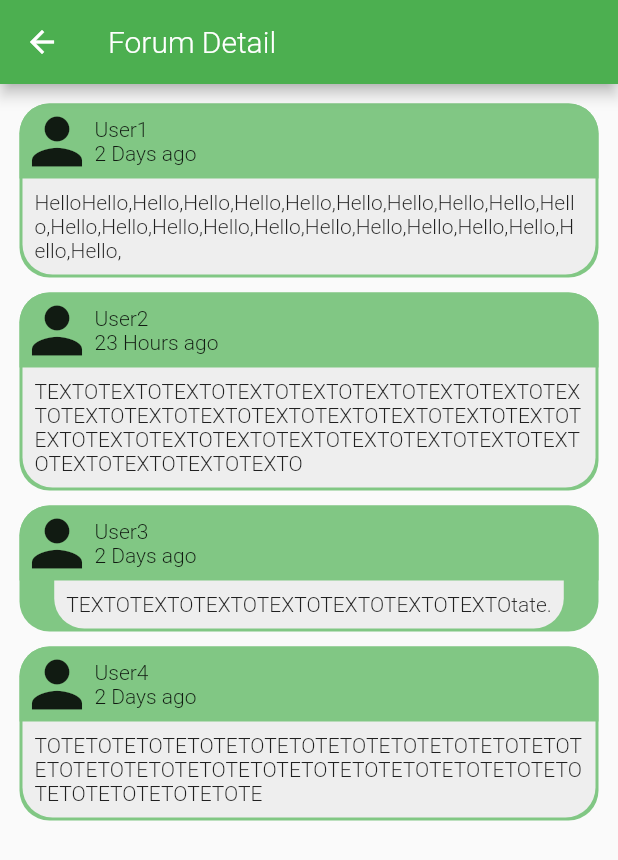
After one commit to TiagoRodrigues1/vets4pets, a Flutter app: the ForumDetailPage screen opened directly, on a phone screen of 412 x 824 dp. The commit adds this screen. Shown: the top 860 px of the screen. Run offline on Flutter 3.47's test engine with Material 2 defaults, Android fonts, the phone set to English and light mode, and no system bars; our stand-ins replace flutter_secure_storage, rxdart, select_form_field; accounts and stored records are empty.

Commit message:
Detailed forum

```diff
--- a/lib/screens/forum.dart
+++ b/lib/screens/forum.dart
@@ -1,4 +1,5 @@
 import 'package:flutter/material.dart';
+import 'package:hello_world/screens/forumdetail.dart';
 import 'colors.dart';
 
 class ForumPage extends StatefulWidget {
@@ -53,7 +54,6 @@ class _ForumPageState extends State<ForumPage> {
 
   @override
   Widget build(BuildContext context) {
-    print("kkkkkkkk");
     return Scaffold(
       appBar: new AppBar(
         centerTitle: false,
@@ -162,7 +162,12 @@ class EntryItem extends StatelessWidget {
           ,
         ),
 
-       // onTap: () {Navigator.pushNamed(context, '/forum/1');},
+        onTap: () {
+           Navigator.push(
+                    context,
+                    MaterialPageRoute(builder: (context) => ForumDetailPage()),
+                  );
+        },
       )
     );
   }
--- /dev/null
+++ b/lib/screens/forumdetail.dart
@@ -0,0 +1,196 @@
+import 'package:flutter/material.dart';
+import 'colors.dart';
+
+class ForumDetailPage extends StatefulWidget {
+  @override
+  _ForumDetailPageState createState() => new _ForumDetailPageState();
+}
+
+var ForumPostArr = [
+  new ForumPostEntry("User1", "2 Days ago", 0 , 0 , "HelloHello,Hello,Hello,Hello,Hello,Hello,Hello,Hello,Hello,Hello,Hello,Hello,Hello,Hello,Hello,Hello,Hello,Hello,Hello,Hello,Hello,Hello,"),
+  new ForumPostEntry("User2", "23 Hours ago", 1 , 0 , "TEXTOTEXTOTEXTOTEXTOTEXTOTEXTOTEXTOTEXTOTEXTOTEXTOTEXTOTEXTOTEXTOTEXTOTEXTOTEXTOTEXTOTEXTOTEXTOTEXTOTEXTOTEXTOTEXTOTEXTOTEXTOTEXTOTEXTOTEXTOTEXTOTEXTO"),
+  new ForumPostEntry("User3", "2 Days ago", 5 , 0 , "TEXTOTEXTOTEXTOTEXTOTEXTOTEXTOTEXTOtate."),
+  new ForumPostEntry("User4", "2 Days ago", 0 , 0 , "TOTETOTETOTETOTETOTETOTETOTETOTETOTETOTETOTETOTETOTETOTETOTETOTETOTETOTETOTETOTETOTETOTETOTETOTETOTETOTE"),
+];
+
+class _ForumDetailPageState extends State<ForumDetailPage> {
+  @override
+  Widget build(BuildContext context) {
+
+
+    return new Scaffold(
+      appBar: new AppBar(
+        title: new Text("Forum Detail"),
+      ),
+      body: new Column(
+        children: <Widget>[
+       // questionSection,
+
+
+
+          new Expanded(
+              child: new Padding(
+            padding: const EdgeInsets.only(bottom: 20.0),
+            child: responses,
+          ))
+        ],
+      ),
+    );
+  }
+}
+
+var questionSection = Container(
+      margin: const EdgeInsets.all(5.0),
+      decoration: new BoxDecoration(
+        color: Colors.green[300],
+        borderRadius: const BorderRadius.all(const Radius.circular(20.0)),
+      ),
+      child: new Column(
+        children: <Widget>[
+          new Container(
+            decoration: new BoxDecoration(
+              color: Colors.green[300],
+              borderRadius: const BorderRadius.only(
+                  topLeft: const Radius.circular(20.0),
+                  topRight: const Radius.circular(20.0)),
+            ),
+            child: new Row(
+              children: <Widget>[
+                new Icon(
+                  Icons.person,
+                  size: 50.0,
+                ),
+                new Expanded(
+                  child: new Column(
+                    crossAxisAlignment: CrossAxisAlignment.start,
+                    children: <Widget>[
+                      new Text(
+                        "TITULOTITULOTITULO"
+                      ),
+                      new Text(
+                        "horas"
+                      ),
+                    ],
+                  ),
+                ),
+
+              ],
+            ),
+          ),
+          new Container(
+            height: 100,
+            width: 400,
+            margin: const EdgeInsets.only(left: 2.0,right: 2.0,bottom: 2.0),
+            padding: const EdgeInsets.all(8.0),
+            decoration: new BoxDecoration(
+              color: Colors.grey[200],
+              borderRadius: const BorderRadius.only(bottomLeft :const Radius.circular(20.0),bottomRight :const Radius.circular(20.0))
+            ),
+            child: new Text("Texto"),
+          ),
+        ],
+      ),
+    );
+
+    var responses = new Container(
+      padding: const EdgeInsets.all(8.0),
+      child: new ListView.builder(
+        itemBuilder: (BuildContext context, int index) => new ForumPost(ForumPostArr[index]),
+        itemCount: ForumPostArr.length,
+      )
+    );
+
+class ForumPostEntry{
+  final String username;
+  final String hours;
+  final int likes;
+  final int dislikes;
+  final String text;
+
+  ForumPostEntry(this.username, this.hours, this.likes, this.dislikes, this.text);
+}
+
+class ForumPost extends StatelessWidget {
+  final ForumPostEntry entry;
+
+  ForumPost(this.entry);
+
+  @override
+  Widget build(BuildContext context) {
+    return new Container(
+      margin: const EdgeInsets.all(5.0),
+      decoration: new BoxDecoration(
+        color: Colors.green[300],
+        borderRadius: const BorderRadius.all(const Radius.circular(20.0)),
+      ),
+      child: new Column(
+        children: <Widget>[
+          new Container(
+            decoration: new BoxDecoration(
+              color: Colors.green[300],
+              borderRadius: const BorderRadius.only(
+                  topLeft: const Radius.circular(20.0),
+                  topRight: const Radius.circular(20.0)),
+            ),
+            child: new Row(
+              children: <Widget>[
+                new Icon(
+                  Icons.person,
+                  size: 50.0,
+                ),
+                new Expanded(
+                  child: new Column(
+                    crossAxisAlignment: CrossAxisAlignment.start,
+                    children: <Widget>[
+                      new Text(
+                        entry.username
+                      ),
+                      new Text(
+                        entry.hours
+                      ),
+                    ],
+                  ),
+                ),
+
+              ],
+            ),
+          ),
+          new Container(
+            margin: const EdgeInsets.only(left: 2.0,right: 2.0,bottom: 2.0),
+            padding: const EdgeInsets.all(8.0),
+            decoration: new BoxDecoration(
+              color: Colors.grey[200],
+              borderRadius: const BorderRadius.only(bottomLeft :const Radius.circular(20.0),bottomRight :const Radius.circular(20.0))
+            ),
+            child: new Text(entry.text),
+          ),
+        ],
+      ),
+    );
+  }
+}
+
+class IconWithText extends StatelessWidget {
+  final IconData iconData;
+  final String text;
+  final Color iconColor;
+
+  IconWithText(this.iconData, this.text, {this.iconColor});
+  @override
+  Widget build(BuildContext context) {
+    return new Container(
+      child: new Row(
+        children: <Widget>[
+          new Icon(
+            this.iconData,
+            color: this.iconColor,
+          ),
+          new Padding(
+            padding: const EdgeInsets.only(left: 8.0),
+            child: new Text(this.text),
+          ),
+        ],
+      ),
+    );
+  }
+}
```
